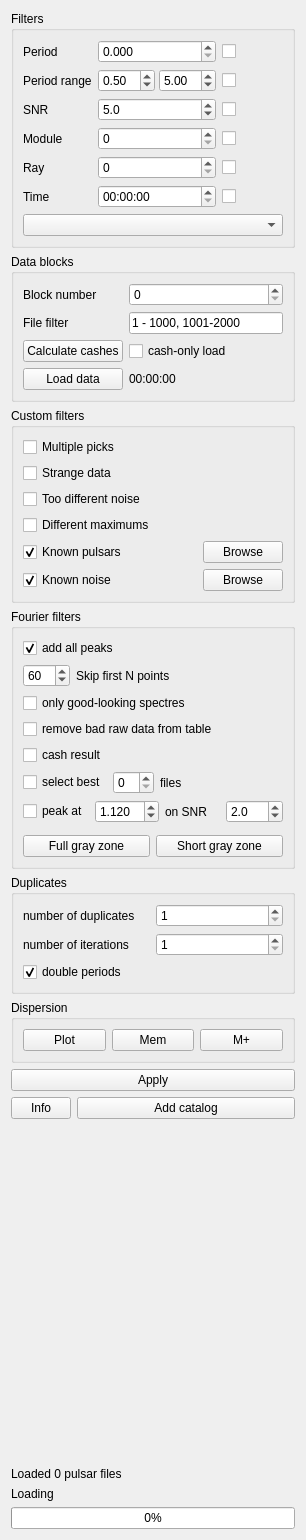
vtyulb/BSA-Analytics, file src/analytics.ui: the form before one commit.
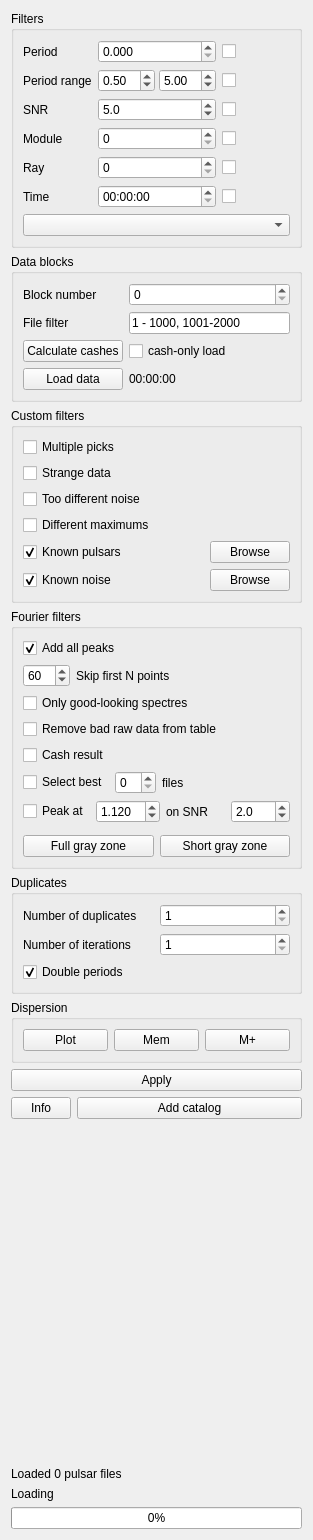
The form after the commit.

Patch:
```diff
--- a/src/analytics.ui
+++ b/src/analytics.ui
@@ -6,7 +6,7 @@
    <rect>
     <x>0</x>
     <y>0</y>
-    <width>306</width>
+    <width>313</width>
     <height>1540</height>
    </rect>
   </property>
@@ -392,7 +392,7 @@
       <item>
        <widget class="QCheckBox" name="fourierAllPeaks">
         <property name="text">
-         <string>add all peaks</string>
+         <string>Add all peaks</string>
         </property>
         <property name="checked">
          <bool>true</bool>
@@ -453,21 +453,21 @@
          <bool>true</bool>
         </property>
         <property name="text">
-         <string>only good-looking spectres</string>
+         <string>Only good-looking spectres</string>
         </property>
        </widget>
       </item>
       <item>
        <widget class="QCheckBox" name="fourierRemoveBadRawData">
         <property name="text">
-         <string>remove bad raw data from table</string>
+         <string>Remove bad raw data from table</string>
         </property>
        </widget>
       </item>
       <item>
        <widget class="QCheckBox" name="fourierCashResult">
         <property name="text">
-         <string>cash result</string>
+         <string>Cash result</string>
         </property>
         <property name="checked">
          <bool>false</bool>
@@ -492,7 +492,7 @@
          <item>
           <widget class="QCheckBox" name="fourierSelectBest">
            <property name="text">
-            <string>select best</string>
+            <string>Select best</string>
            </property>
           </widget>
          </item>
@@ -544,7 +544,7 @@
          <item>
           <widget class="QCheckBox" name="fourierPeak">
            <property name="text">
-            <string>peak at</string>
+            <string>Peak at</string>
            </property>
           </widget>
          </item>
@@ -643,7 +643,7 @@
       <item row="2" column="0">
        <widget class="QCheckBox" name="doublePeriods">
         <property name="text">
-         <string>double periods</string>
+         <string>Double periods</string>
         </property>
         <property name="checked">
          <bool>true</bool>
@@ -653,7 +653,7 @@
       <item row="0" column="0">
        <widget class="QLabel" name="label_12">
         <property name="text">
-         <string>number of duplicates</string>
+         <string>Number of duplicates</string>
         </property>
        </widget>
       </item>
@@ -667,7 +667,7 @@
       <item row="1" column="0">
        <widget class="QLabel" name="label_9">
         <property name="text">
-         <string>number of iterations</string>
+         <string>Number of iterations</string>
         </property>
        </widget>
       </item>
```
